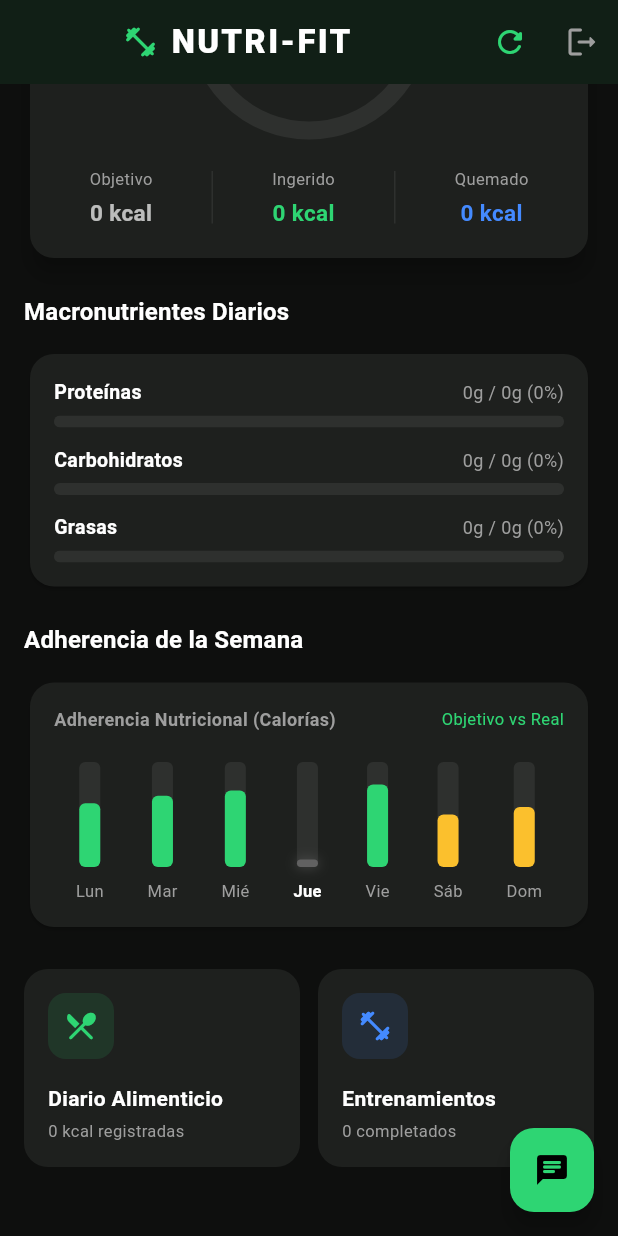
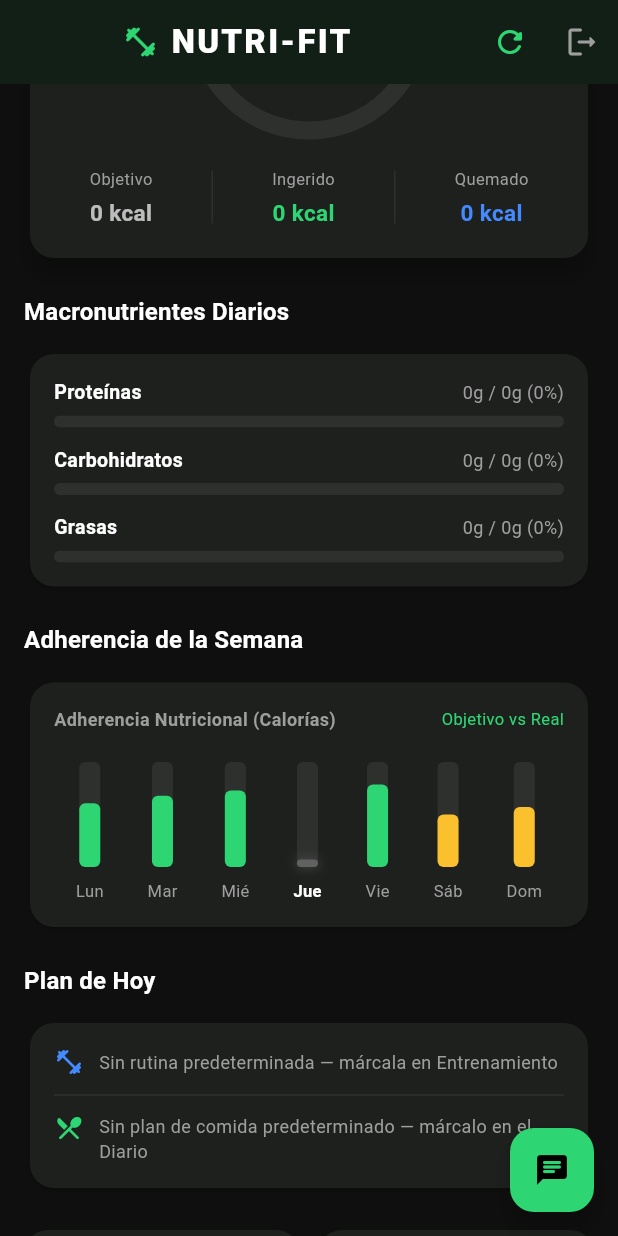
Before and after one commit to AlexPrietoRomani/nutri-fit, a Flutter app: the screen it shows once a user with an empty profile is signed in, scrolled down 359 dp, on a phone screen of 412 x 824 dp. Run offline on Flutter 3.47's test engine with Material 3 defaults, Android fonts, the phone set to English and light mode, and no system bars; our stand-ins replace flutter_secure_storage, image_picker, supabase_flutter; missing offline and left inert: mobile_scanner; accounts and stored records are empty.

Commit message:
feat(dashboard): sección 'Plan de Hoy' (rutina + plan de comida por defecto)
Añade el getter defaultRoutine a TrainingProvider y una sección 'Plan de Hoy' en el Dashboard: la rutina predeterminada con indicador de 'hecho hoy' (¿hay una sesión completada hoy?) y el plan de comida predeterminado (planificado vs consumido, mismo criterio ±10% del Diario). Textos discretos cuando no hay predeterminado. fetchSavedRoutines/fetchMealPlans se disparan en _refreshData. No toca todayCaloriesBurned. dashboard_test.dart 6/6, suite completa 75 verde.

```diff
--- a/frontend/lib/features/dashboard/dashboard_screen.dart
+++ b/frontend/lib/features/dashboard/dashboard_screen.dart
@@ -27,7 +27,9 @@
       if (mounted) {
         context.read<OnboardingProvider>().loadProfile();
         context.read<NutritionProvider>().loadDailyData(_selectedDate);
+        context.read<NutritionProvider>().fetchMealPlans();
         context.read<TrainingProvider>().loadCompletedWorkouts(_selectedDate);
+        context.read<TrainingProvider>().fetchSavedRoutines();
       }
     });
   }
@@ -163,6 +165,18 @@
                     ),
                     const SizedBox(height: 12),
                     _buildWeeklyAdherenceCard(targetCalories, consumedCalories),
+                    const SizedBox(height: 20),
+
+                    // Plan de Hoy (rutina + comida predeterminadas)
+                    Text(
+                      'Plan de Hoy',
+                      style: Theme.of(context).textTheme.titleMedium?.copyWith(
+                            fontWeight: FontWeight.bold,
+                            color: Colors.white,
+                          ),
+                    ),
+                    const SizedBox(height: 12),
+                    _buildTodayPlanCard(trainingProv, nutritionProv, consumedCalories),
                     const SizedBox(height: 24),
 
                     // Accesos Rápidos
@@ -648,6 +662,129 @@
     );
   }
 
+  Widget _buildTodayPlanCard(
+    TrainingProvider trainingProv,
+    NutritionProvider nutritionProv,
+    double consumedCalories,
+  ) {
+    final defaultRoutine = trainingProv.defaultRoutine;
+    final defaultPlan = nutritionProv.defaultMealPlan;
+
+    // ¿Se completó alguna sesión HOY? Reusa la lista ya cargada (endedAt != null
+    // y fecha de finalización == hoy). No consulta Supabase de nuevo.
+    final now = DateTime.now();
+    final bool doneToday = trainingProv.completedSessions.any((s) {
+      final d = s.endedAt;
+      return d != null && d.year == now.year && d.month == now.month && d.day == now.day;
+    });
+
+    return Card(
+      child: Padding(
+        padding: const EdgeInsets.all(16.0),
+        child: Column(
+          crossAxisAlignment: CrossAxisAlignment.start,
+          children: [
+            // --- Rutina por defecto ---
+            Row(
+              children: [
+                const Icon(Icons.fitness_center_rounded, color: Colors.blueAccent, size: 20),
+                const SizedBox(width: 10),
+                Expanded(
+                  child: defaultRoutine == null
+                      ? const Text(
+                          'Sin rutina predeterminada — márcala en Entrenamiento',
+                          style: TextStyle(color: Colors.grey, fontSize: 12),
+                        )
+                      : Text(
+                          defaultRoutine['name']?.toString() ?? 'Rutina',
+                          style: const TextStyle(
+                            color: Colors.white,
+                            fontWeight: FontWeight.bold,
+                            fontSize: 14,
+                          ),
+                        ),
+                ),
+                if (defaultRoutine != null)
+                  doneToday
+                      ? const Row(
+                          children: [
+                            Icon(Icons.check_circle_rounded, color: Color(0xFF2ED573), size: 18),
+                            SizedBox(width: 4),
+                            Text(
+                              'Hecho hoy',
+                              style: TextStyle(
+                                color: Color(0xFF2ED573),
+                                fontSize: 12,
+                                fontWeight: FontWeight.bold,
+                              ),
+                            ),
+                          ],
+                        )
+                      : const Text(
+                          'Pendiente hoy',
+                          style: TextStyle(color: Colors.orangeAccent, fontSize: 12, fontWeight: FontWeight.bold),
+                        ),
+              ],
+            ),
+            const Divider(color: Color(0xFF2E302E), height: 24),
+
+            // --- Plan de comida por defecto ---
+            Row(
+              crossAxisAlignment: CrossAxisAlignment.start,
+              children: [
+                const Icon(Icons.restaurant_menu_rounded, color: Color(0xFF2ED573), size: 20),
+                const SizedBox(width: 10),
+                Expanded(
+                  child: defaultPlan == null
+                      ? const Text(
+                          'Sin plan de comida predeterminado — márcalo en el Diario',
+                          style: TextStyle(color: Colors.grey, fontSize: 12),
+                        )
+                      : _buildMealPlanSummary(defaultPlan, consumedCalories),
+                ),
+              ],
+            ),
+          ],
+        ),
+      ),
+    );
+  }
+
+  Widget _buildMealPlanSummary(Map<String, dynamic> plan, double consumedCalories) {
+    final plannedCalories = (plan['meals'] as List? ?? const [])
+        .cast<Map<String, dynamic>>()
+        .fold<double>(0, (sum, m) => sum + ((m['calories'] as num?)?.toDouble() ?? 0));
+
+    // Mismo criterio de ±10% que DiaryScreen._buildPlanVsActual.
+    String deltaText;
+    Color deltaColor;
+    if (consumedCalories > plannedCalories * 1.1) {
+      deltaText = '${(consumedCalories - plannedCalories).round()} kcal de más';
+      deltaColor = Colors.orangeAccent;
+    } else if (consumedCalories < plannedCalories * 0.9) {
+      deltaText = '${(plannedCalories - consumedCalories).round()} kcal de menos';
+      deltaColor = Colors.redAccent;
+    } else {
+      deltaText = 'En línea con el plan';
+      deltaColor = const Color(0xFF2ED573);
+    }
+
+    return Column(
+      crossAxisAlignment: CrossAxisAlignment.start,
+      children: [
+        Text(
+          'Plan: ${plan['name']?.toString() ?? ''} · planificado ${plannedCalories.round()} kcal · consumido ${consumedCalories.round()} kcal',
+          style: const TextStyle(color: Colors.white, fontSize: 13),
+        ),
+        const SizedBox(height: 2),
+        Text(
+          deltaText,
+          style: TextStyle(color: deltaColor, fontSize: 12, fontWeight: FontWeight.bold),
+        ),
+      ],
+    );
+  }
+
   Widget _buildQuickAccessButton({
     required BuildContext context,
     required String title,
--- a/frontend/lib/features/training/training_provider.dart
+++ b/frontend/lib/features/training/training_provider.dart
@@ -177,6 +177,15 @@
   Set<int> get activeExercisesIds => _activeExercisesIds;
   DateTime? get activeStartTime => _activeStartTime;
   List<Map<String, dynamic>> get savedRoutines => List.unmodifiable(_savedRoutines);
+
+  /// Rutina marcada como predeterminada (`is_default == true`), o `null` si no
+  /// hay ninguna. Análogo a `NutritionProvider.defaultMealPlan` (T16.5.1).
+  Map<String, dynamic>? get defaultRoutine {
+    for (final routine in _savedRoutines) {
+      if (routine['is_default'] == true) return routine;
+    }
+    return null;
+  }
 
   /// Carga las rutinas guardadas por el usuario (`training.routines`).
   ///
```
Also changed, not shown: 2 other files.
